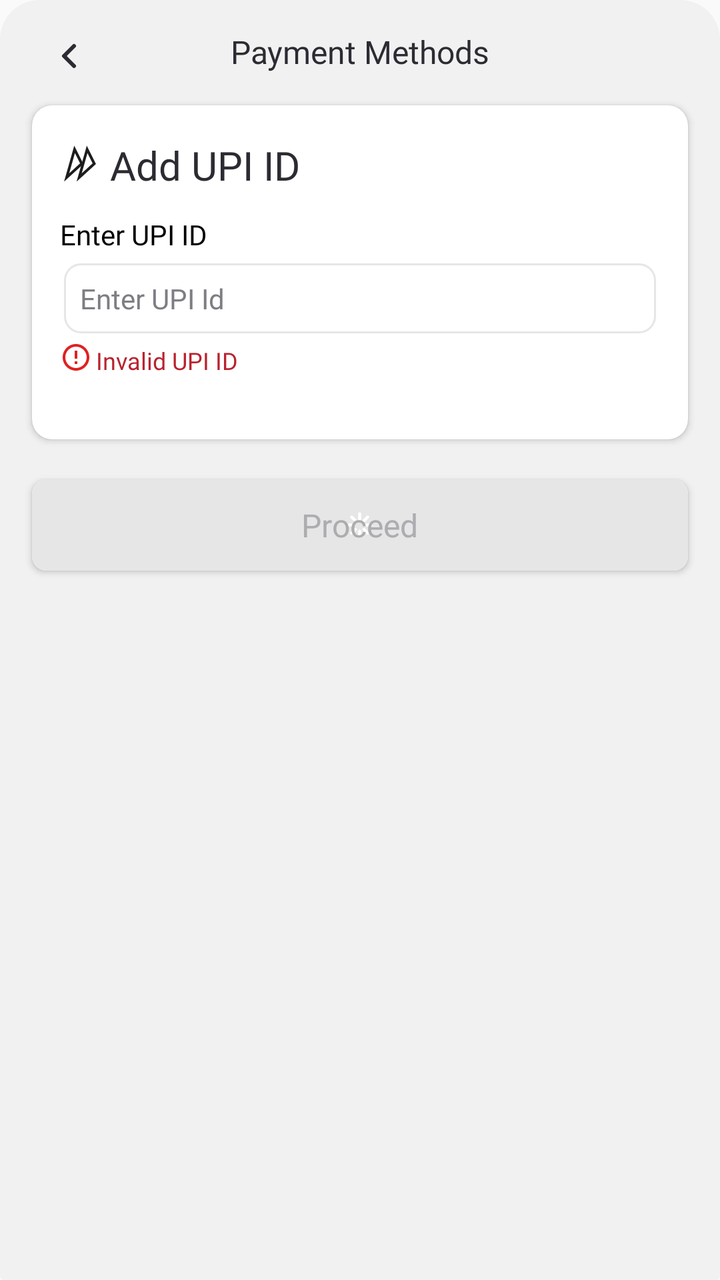
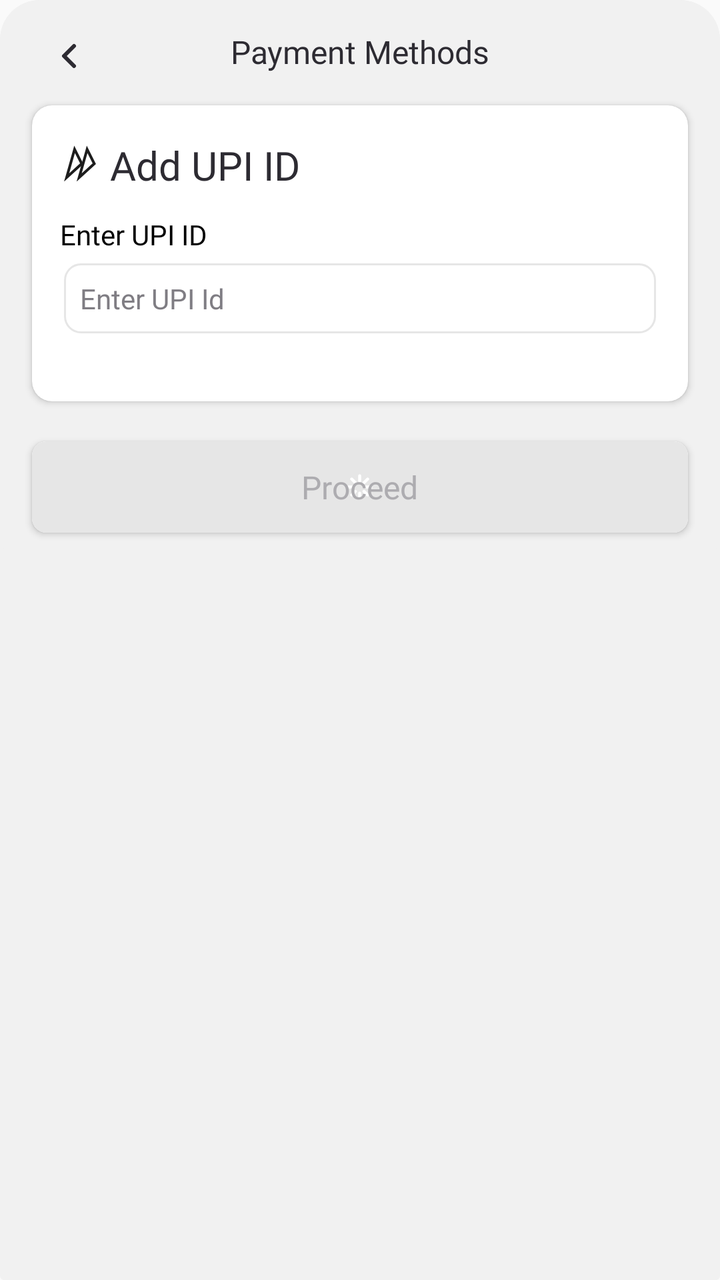

The first picture is an Android layout as it rendered before a commit; the second is the same layout after the commit. The layout source and the unified diff follow.
<!-- AndroidManifest.xml: application theme AppTheme -->
<!-- res/layout/fragment_add_u_p_i_i_d.xml -->
<?xml version="1.0" encoding="utf-8"?>
<androidx.coordinatorlayout.widget.CoordinatorLayout xmlns:android="http://schemas.android.com/apk/res/android"
    xmlns:app="http://schemas.android.com/apk/res-auto"
    xmlns:tools="http://schemas.android.com/tools"
    android:layout_width="match_parent"
    android:background="@drawable/bottom_sheet_bg"
    android:layout_height="wrap_content">
    <FrameLayout
        android:id="@+id/frameLayout1"
        android:layout_width="match_parent"
        android:layout_height="match_parent">


    <androidx.constraintlayout.widget.ConstraintLayout
        android:id="@+id/constraintLayout123"
        android:layout_width="match_parent"
        android:layout_height="wrap_content"
        android:background="@drawable/bottom_sheet_bg"
        app:layout_anchorGravity="center">

        <TextView
            android:id="@+id/textView"
            android:layout_width="wrap_content"
            android:layout_height="wrap_content"
            android:layout_marginTop="15dp"
            android:fontFamily="@font/poppins_bold"
            android:text="Payment Methods"
            android:textColor="#2D2B32"
            android:textSize="16sp"
            app:layout_constraintEnd_toEndOf="parent"
            app:layout_constraintStart_toStartOf="parent"
            app:layout_constraintTop_toTopOf="parent" />

        <LinearLayout
            android:id="@+id/backButton"
            android:layout_width="36dp"
            android:layout_height="36dp"
            android:orientation="vertical"
            android:layout_marginStart="16dp"
            android:layout_marginTop="10dp"
            app:layout_constraintStart_toStartOf="parent"
            app:layout_constraintTop_toTopOf="parent"
            android:gravity="center">

            <ImageView
                android:layout_width="match_parent"
                android:layout_height="wrap_content"
                android:src="@drawable/chevron_left" />
        </LinearLayout>

        <androidx.cardview.widget.CardView
            android:id="@+id/cardView"
            android:layout_width="match_parent"
            android:layout_height="wrap_content"
            android:layout_marginStart="16dp"
            android:layout_marginTop="16dp"
            android:layout_marginEnd="16dp"
            app:cardBackgroundColor="@android:color/white"
            app:cardCornerRadius="10dp"
            app:layout_constraintEnd_toEndOf="parent"
            app:layout_constraintStart_toStartOf="parent"
            app:layout_constraintTop_toBottomOf="@+id/textView">

            <androidx.constraintlayout.widget.ConstraintLayout
                android:layout_width="match_parent"
                android:layout_height="wrap_content"
                android:animateLayoutChanges="true"
                android:paddingStart="14dp"
                android:paddingTop="19dp"
                android:paddingEnd="14dp"
                android:paddingBottom="30dp">

                <ImageView
                    android:id="@+id/imageView"
                    android:layout_width="wrap_content"
                    android:layout_height="wrap_content"
                    android:src="@drawable/upi_icon_2"
                    app:layout_constraintStart_toStartOf="parent"
                    app:layout_constraintTop_toTopOf="parent" />

                <TextView
                    android:id="@+id/textView2"
                    android:layout_width="wrap_content"
                    android:layout_height="wrap_content"
                    android:layout_marginStart="5dp"
                    android:fontFamily="@font/poppins_bold"
                    android:gravity="center"
                    android:text="Add UPI ID"
                    android:textColor="#2D2B32"
                    android:textSize="20sp"
                    app:layout_constraintBottom_toBottomOf="@+id/imageView"
                    app:layout_constraintStart_toEndOf="@+id/imageView"
                    app:layout_constraintTop_toTopOf="@+id/imageView" />

                <TextView
                    android:id="@+id/texthead_Enter_UPI"
                    android:layout_width="wrap_content"
                    android:layout_height="wrap_content"
                    android:layout_marginTop="12dp"
                    android:fontFamily="@font/poppins"
                    android:gravity="center_vertical"
                    android:lineSpacingExtra="-1sp"
                    android:text="Enter UPI ID"
                    android:textColor="@android:color/black"
                    app:layout_constraintStart_toStartOf="@+id/imageView"
                    app:layout_constraintTop_toBottomOf="@+id/textView2" />

                <EditText
                    android:id="@+id/editText"
                    android:layout_width="match_parent"
                    android:layout_height="wrap_content"
                    android:layout_marginTop="5dp"
                    android:background="@drawable/edittext_bg"
                    android:fontFamily="@font/poppins"
                    android:gravity="center_vertical"
                    android:layout_marginStart="2dp"
                    android:layout_marginEnd="2dp"
                    android:hint="Enter UPI Id"
                    android:inputType="text"
                    android:padding="8dp"
                    android:textColorHint="#7F7D83"
                    android:textColor="#000000"
                    android:textSize="14sp"
                    app:layout_constraintEnd_toEndOf="parent"
                    app:layout_constraintStart_toStartOf="parent"
                    app:layout_constraintTop_toBottomOf="@+id/texthead_Enter_UPI"
                    tools:ignore="TouchTargetSizeCheck" />

                <LinearLayout
                    android:layout_width="match_parent"
                    android:layout_height="wrap_content"
                    android:layout_marginTop="4dp"
                    android:orientation="vertical"
                    app:layout_constraintTop_toBottomOf="@+id/editText">

                    <androidx.constraintlayout.widget.ConstraintLayout
                        android:id="@+id/ll1InvalidUPI"
                        android:layout_width="match_parent"
                        android:layout_height="match_parent"
                        android:layout_weight="0.5">

                        <ImageView
                            android:id="@+id/imageView5"
                            android:layout_width="wrap_content"
                            android:layout_height="wrap_content"
                            android:src="@drawable/error_outline"
                            app:layout_constraintBottom_toBottomOf="parent"
                            app:layout_constraintStart_toStartOf="parent"
                            app:layout_constraintTop_toTopOf="parent"
                            android:layout_marginBottom="3dp"/>

                        <TextView
                            android:id="@+id/textView4"
                            android:layout_width="wrap_content"
                            android:layout_height="wrap_content"
                            android:layout_marginStart="2dp"
                            android:enabled="false"
                            android:fontFamily="@font/poppins"
                            android:gravity="center"
                            android:text="Invalid UPI ID"
                            android:textColor="#B9232F"
                            android:textSize="12sp"
                            app:layout_constraintStart_toEndOf="@+id/imageView5"
                            app:layout_constraintTop_toTopOf="parent"
                            app:layout_constraintBottom_toBottomOf="parent"/>
                    </androidx.constraintlayout.widget.ConstraintLayout>
                    <androidx.constraintlayout.widget.ConstraintLayout
                        android:layout_width="match_parent"
                        android:layout_height="match_parent"
                        android:layout_marginTop="8dp"
                        android:layout_weight="0.5"
                        android:visibility="gone">

                        <ImageView
                            android:id="@+id/imageView3"
                            android:layout_width="16dp"
                            android:layout_height="16dp"
                            android:layout_marginBottom="2dp"
                            android:background="@drawable/check_box_bg"
                            app:layout_constraintBottom_toBottomOf="parent"
                            app:layout_constraintStart_toStartOf="parent"
                            app:layout_constraintTop_toTopOf="parent" />

                        <TextView
                            android:id="@+id/textView3"
                            android:layout_width="wrap_content"
                            android:layout_height="wrap_content"
                            android:layout_marginStart="4dp"
                            android:layout_marginTop="4dp"
                            android:fontFamily="@font/poppins"
                            android:gravity="center_vertical"
                            android:text="Save UPI ID for future usage"
                            android:textColor="#2D2B32 "
                            android:textSize="14sp"
                            app:layout_constraintBottom_toBottomOf="@+id/imageView3"
                            app:layout_constraintStart_toEndOf="@+id/imageView3"
                            app:layout_constraintTop_toTopOf="@+id/imageView3" />
                    </androidx.constraintlayout.widget.ConstraintLayout>
                </LinearLayout>

            </androidx.constraintlayout.widget.ConstraintLayout>
        </androidx.cardview.widget.CardView>



        <androidx.cardview.widget.CardView
            android:id="@+id/proceedButton"
            android:layout_width="match_parent"
            android:layout_height="wrap_content"
            android:layout_marginStart="16dp"
            android:layout_marginEnd="16dp"
            android:layout_marginBottom="8dp"
            android:layout_marginTop="20dp"
            android:clickable="true"
            app:cardCornerRadius="7dp"
            app:layout_constraintBottom_toBottomOf="parent"
            app:layout_constraintEnd_toEndOf="parent"
            app:layout_constraintStart_toStartOf="parent"
            app:layout_constraintTop_toBottomOf="@+id/cardView">

            <RelativeLayout
                android:id="@+id/proceedButtonRelativeLayout"
                android:layout_width="match_parent"
                android:layout_height="wrap_content"
                android:background="@drawable/disable_button_bg"
                android:padding="12dp">

                <ProgressBar
                    android:id="@+id/progressBar"
                    android:layout_width="15dp"
                    android:layout_height="15dp"
                    android:layout_centerInParent="true"
                    android:indeterminateDrawable="@drawable/loader_01"
                    android:rotation="90" />

                <TextView
                    android:id="@+id/textView6"
                    android:layout_width="wrap_content"
                    android:layout_height="wrap_content"
                    android:layout_centerInParent="true"
                    android:fontFamily="@font/poppins_semibold"
                    android:text="Proceed"
                    android:textColor="#ADACB0"
                    android:textSize="16sp" />

            </RelativeLayout>
        </androidx.cardview.widget.CardView>

    </androidx.constraintlayout.widget.ConstraintLayout>
    </FrameLayout>
</androidx.coordinatorlayout.widget.CoordinatorLayout>
<!-- resources referenced by this layout -->
<resources>
  <!-- drawable bottom_sheet_bg (drawable) -->
  <?xml version="1.0" encoding="utf-8"?>
  <shape xmlns:android="http://schemas.android.com/apk/res/android">
      <solid android:color="#F1F1F1"/>
      <corners android:topLeftRadius="20dp"
          android:topRightRadius="20dp"
          android:bottomLeftRadius="2dp"
          android:bottomRightRadius="2dp"/>
  </shape>
  <!-- drawable check_box_bg (drawable) -->
  <?xml version="1.0" encoding="utf-8"?>
  <shape xmlns:android="http://schemas.android.com/apk/res/android">
      <solid android:color="@android:color/white"/>
      <corners android:radius="4dp"/>
      <stroke android:width="1dp" android:color="#000000"/>
  </shape>
  <!-- drawable chevron_left (drawable) -->
  <vector xmlns:android="http://schemas.android.com/apk/res/android"
      android:width="24dp"
      android:height="24dp"
      android:viewportWidth="24"
      android:viewportHeight="24">
    <path
        android:pathData="M15,17L10,12L15,7"
        android:strokeLineJoin="round"
        android:strokeWidth="2"
        android:fillColor="#00000000"
        android:strokeColor="#2D2B32"
        android:strokeLineCap="round"/>
  </vector>
  <!-- drawable disable_button_bg (drawable) -->
  <?xml version="1.0" encoding="utf-8"?>
  <shape xmlns:android="http://schemas.android.com/apk/res/android">
      <solid android:color="#E6E6E6"/>
      <corners android:radius="7dp"/>
  </shape>
  <!-- drawable edittext_bg (drawable) -->
  <?xml version="1.0" encoding="utf-8"?>
  <shape xmlns:android="http://schemas.android.com/apk/res/android">
      <solid android:color="#FFFFFF"/>
      <corners android:radius="8dp"/>
      <stroke android:color="#E6E6E6" android:width="1dp"/>
  
  </shape>
  <!-- drawable error_outline (drawable) -->
  <vector xmlns:android="http://schemas.android.com/apk/res/android"
      android:width="16dp"
      android:height="16dp"
      android:viewportWidth="16"
      android:viewportHeight="16">
    <path
        android:pathData="M7.333,10H8.667V11.333H7.333V10ZM7.333,4.667H8.667V8.667H7.333V4.667ZM7.993,1.334C4.313,1.334 1.333,4.32 1.333,8C1.333,11.68 4.313,14.667 7.993,14.667C11.68,14.667 14.667,11.68 14.667,8C14.667,4.32 11.68,1.334 7.993,1.334ZM8,13.333C5.053,13.333 2.667,10.947 2.667,8C2.667,5.054 5.053,2.667 8,2.667C10.947,2.667 13.333,5.054 13.333,8C13.333,10.947 10.947,13.333 8,13.333Z"
        android:fillColor="#E12121"/>
  </vector>
  <!-- drawable loader_01 (drawable) -->
  <vector xmlns:android="http://schemas.android.com/apk/res/android"
      android:width="20dp"
      android:height="20dp"
      android:viewportWidth="20"
      android:viewportHeight="20">
    <path
        android:pathData="M10,5.929V2.5M10,17.5V14.071M14.071,10H17.5M2.5,10H5.929M12.879,7.121L15.304,4.697M4.696,15.303L7.121,12.879M12.879,12.879L15.304,15.303M4.696,4.697L7.121,7.121"
        android:strokeLineJoin="round"
        android:strokeWidth="2"
        android:fillColor="#00000000"
        android:strokeColor="#ffffff"
        android:strokeLineCap="round"/>
  </vector>
  <!-- drawable upi_icon_2 (drawable) -->
  <vector xmlns:android="http://schemas.android.com/apk/res/android"
      android:width="20dp"
      android:height="21dp"
      android:viewportWidth="20"
      android:viewportHeight="21">
    <group>
      <clip-path
          android:pathData="M1,1h18v18h-18z"/>
      <path
          android:pathData="M9.579,17.061L13.564,3.012L17.149,10.156L9.579,17.061Z"
          android:strokeWidth="1.35"
          android:fillColor="#00000000"
          android:strokeColor="#1D1D1D"/>
      <path
          android:pathData="M3.313,17.061L7.297,3.012L10.882,10.156L3.313,17.061Z"
          android:strokeWidth="1.35"
          android:fillColor="#00000000"
          android:strokeColor="#1D1D1D"/>
    </group>
  </vector>
  <style name="AppTheme" parent="Theme.AppCompat.Light.NoActionBar" />
</resources>

<!-- the commit's change to res/layout/fragment_add_u_p_i_i_d.xml (unified diff, before → after) -->
@@ -129,76 +129,74 @@
                 <LinearLayout
                     android:layout_width="match_parent"
                     android:layout_height="wrap_content"
+                    android:orientation="vertical"
                     android:layout_marginTop="4dp"
-                    android:orientation="vertical"
                     app:layout_constraintTop_toBottomOf="@+id/editText">
 
-                    <androidx.constraintlayout.widget.ConstraintLayout
+                    
+                    <RelativeLayout
                         android:id="@+id/ll1InvalidUPI"
                         android:layout_width="match_parent"
-                        android:layout_height="match_parent"
-                        android:layout_weight="0.5">
-
-                        <ImageView
-                            android:id="@+id/imageView5"
-                            android:layout_width="wrap_content"
-                            android:layout_height="wrap_content"
-                            android:src="@drawable/error_outline"
-                            app:layout_constraintBottom_toBottomOf="parent"
-                            app:layout_constraintStart_toStartOf="parent"
-                            app:layout_constraintTop_toTopOf="parent"
-                            android:layout_marginBottom="3dp"/>
-
-                        <TextView
-                            android:id="@+id/textView4"
-                            android:layout_width="wrap_content"
-                            android:layout_height="wrap_content"
-                            android:layout_marginStart="2dp"
-                            android:enabled="false"
-                            android:fontFamily="@font/poppins"
-                            android:gravity="center"
-                            android:text="Invalid UPI ID"
-                            android:textColor="#B9232F"
-                            android:textSize="12sp"
-                            app:layout_constraintStart_toEndOf="@+id/imageView5"
-                            app:layout_constraintTop_toTopOf="parent"
-                            app:layout_constraintBottom_toBottomOf="parent"/>
-                    </androidx.constraintlayout.widget.ConstraintLayout>
-                    <androidx.constraintlayout.widget.ConstraintLayout
-                        android:layout_width="match_parent"
-                        android:layout_height="match_parent"
-                        android:layout_marginTop="8dp"
-                        android:layout_weight="0.5"
+                        android:layout_height="wrap_content"
                         android:visibility="gone">
 
-                        <ImageView
-                            android:id="@+id/imageView3"
-                            android:layout_width="16dp"
-                            android:layout_height="16dp"
-                            android:layout_marginBottom="2dp"
-                            android:background="@drawable/check_box_bg"
-                            app:layout_constraintBottom_toBottomOf="parent"
-                            app:layout_constraintStart_toStartOf="parent"
-                            app:layout_constraintTop_toTopOf="parent" />
-
-                        <TextView
-                            android:id="@+id/textView3"
-                            android:layout_width="wrap_content"
-                            android:layout_height="wrap_content"
-                            android:layout_marginStart="4dp"
-                            android:layout_marginTop="4dp"
-                            android:fontFamily="@font/poppins"
-                            android:gravity="center_vertical"
-                            android:text="Save UPI ID for future usage"
-                            android:textColor="#2D2B32 "
-                            android:textSize="14sp"
-                            app:layout_constraintBottom_toBottomOf="@+id/imageView3"
-                            app:layout_constraintStart_toEndOf="@+id/imageView3"
-                            app:layout_constraintTop_toTopOf="@+id/imageView3" />
-                    </androidx.constraintlayout.widget.ConstraintLayout>
-                </LinearLayout>
-
-            </androidx.constraintlayout.widget.ConstraintLayout>
+                    <ImageView
+                        android:id="@+id/imageView5"
+                        android:layout_width="wrap_content"
+                        android:layout_height="wrap_content"
+                        android:layout_centerVertical="true"
+                        android:layout_alignParentStart="true"
+                        android:src="@drawable/error_outline" />
+
+                    <TextView
+                        android:id="@+id/textView4"
+                        android:layout_width="wrap_content"
+                        android:layout_height="wrap_content"
+                        android:layout_centerVertical="true"
+                        android:layout_toEndOf="@+id/imageView5"
+                        android:layout_marginStart="2dp"
+                        android:enabled="false"
+                        android:fontFamily="@font/poppins"
+                        android:gravity="center"
+                        android:text="Invalid UPI ID"
+                        android:textColor="#B9232F"
+                        android:textSize="12sp" />
+                </RelativeLayout>
+
+                
+                <RelativeLayout
+                    android:id="@+id/save_upi_layout"
+                    android:layout_width="match_parent"
+                    android:layout_height="wrap_content"
+                    android:layout_marginTop="2dp"
+                    android:visibility="gone"> 
+
+                    <ImageView
+                        android:id="@+id/checkbox"
+                        android:layout_width="16dp"
+                        android:layout_height="16dp"
+                        android:layout_centerVertical="true"
+                        android:layout_alignParentStart="true"
+                        android:background="@drawable/check_box_bg" />
+
+                    <TextView
+                        android:id="@+id/textView3"
+                        android:layout_width="wrap_content"
+                        android:layout_height="wrap_content"
+                        android:layout_toEndOf="@+id/checkbox"
+                        android:layout_marginStart="4dp"
+                        android:layout_centerVertical="true"
+                        android:fontFamily="@font/poppins"
+                        android:gravity="center_vertical"
+                        android:text="Save UPI ID for future usage"
+                        android:textColor="#2D2B32"
+                        android:textSize="14sp" />
+                </RelativeLayout>
+            </LinearLayout>
+
+
+
+    </androidx.constraintlayout.widget.ConstraintLayout>
         </androidx.cardview.widget.CardView>
 
 
